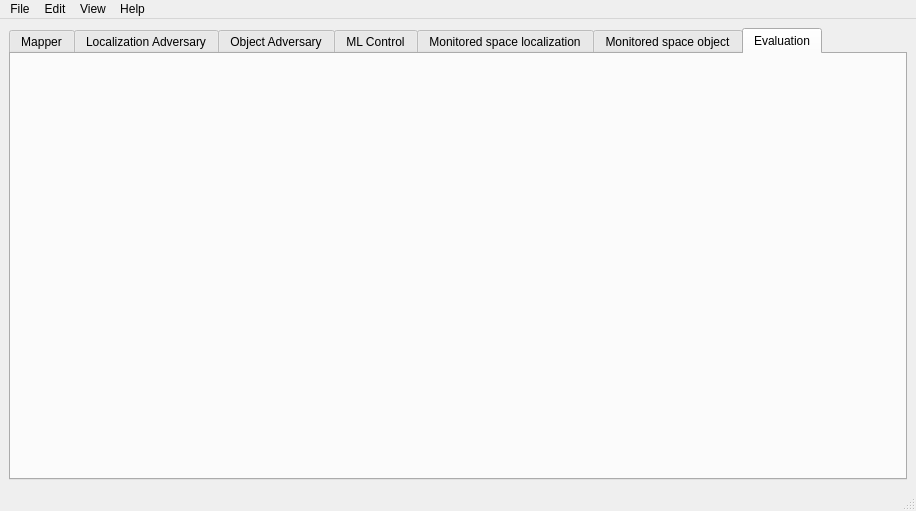
Before: the Qt Designer form src/gui/form.ui in NachtaktiverHalbaffe/Robotino-Situational-Risk-Assessment, drawn with Qt 5.
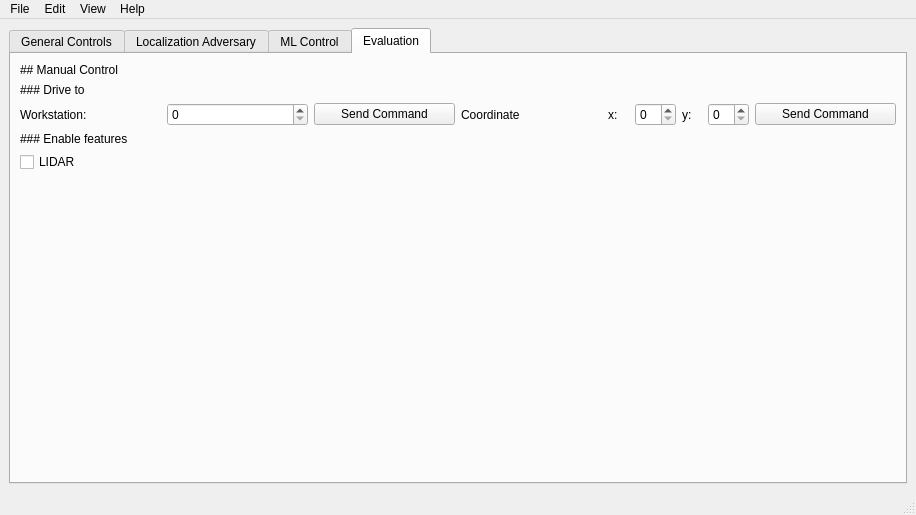
After: the same form once the commit is applied. The open tabs and pages were chosen to show the change. Icons and pictures are not drawn.

What changed in the file:
```diff
--- a/src/gui/form.ui
+++ b/src/gui/form.ui
@@ -7,7 +7,7 @@
     <x>0</x>
     <y>0</y>
     <width>916</width>
-    <height>511</height>
+    <height>515</height>
    </rect>
   </property>
   <property name="windowTitle">
@@ -47,7 +47,7 @@
       </property>
       <widget class="QWidget" name="tab">
        <attribute name="title">
-        <string>Mapper</string>
+        <string>General Controls</string>
        </attribute>
        <layout class="QGridLayout" name="gridLayout">
         <item row="10" column="2">
@@ -577,11 +577,6 @@
         </item>
        </layout>
       </widget>
-      <widget class="QWidget" name="tab_3">
-       <attribute name="title">
-        <string>Object Adversary</string>
-       </attribute>
-      </widget>
       <widget class="QWidget" name="tab_4">
        <attribute name="title">
         <string>ML Control</string>
@@ -614,20 +609,129 @@
         </item>
        </layout>
       </widget>
-      <widget class="QWidget" name="tab_5">
-       <attribute name="title">
-        <string>Monitored space localization</string>
-       </attribute>
-      </widget>
-      <widget class="QWidget" name="tab_6">
-       <attribute name="title">
-        <string>Monitored space object</string>
-       </attribute>
-      </widget>
       <widget class="QWidget" name="tab_7">
        <attribute name="title">
         <string>Evaluation</string>
        </attribute>
+       <layout class="QVBoxLayout" name="verticalLayout_10">
+        <item>
+         <layout class="QVBoxLayout" name="verticalLayout_9">
+          <item>
+           <widget class="QLabel" name="label_4">
+            <property name="text">
+             <string>## Manual Control</string>
+            </property>
+            <property name="textFormat">
+             <enum>Qt::MarkdownText</enum>
+            </property>
+           </widget>
+          </item>
+          <item>
+           <layout class="QGridLayout" name="gridLayout_2">
+            <item row="1" column="1">
+             <widget class="QSpinBox" name="spinBox_wsId"/>
+            </item>
+            <item row="1" column="2">
+             <widget class="QPushButton" name="pushButton_driveToWS">
+              <property name="text">
+               <string>Send Command</string>
+              </property>
+             </widget>
+            </item>
+            <item row="1" column="3">
+             <widget class="QLabel" name="label_7">
+              <property name="text">
+               <string>Coordinate</string>
+              </property>
+             </widget>
+            </item>
+            <item row="1" column="5">
+             <widget class="QPushButton" name="pushButton_driveToCor">
+              <property name="text">
+               <string>Send Command</string>
+              </property>
+             </widget>
+            </item>
+            <item row="0" column="0">
+             <widget class="QLabel" name="label_5">
+              <property name="text">
+               <string>### Drive to </string>
+              </property>
+              <property name="textFormat">
+               <enum>Qt::MarkdownText</enum>
+              </property>
+             </widget>
+            </item>
+            <item row="1" column="0">
+             <widget class="QLabel" name="label_6">
+              <property name="text">
+               <string>Workstation:</string>
+              </property>
+             </widget>
+            </item>
+            <item row="1" column="4">
+             <layout class="QHBoxLayout" name="horizontalLayout_3">
+              <item>
+               <widget class="QLabel" name="label_8">
+                <property name="text">
+                 <string>x:</string>
+                </property>
+               </widget>
+              </item>
+              <item>
+               <widget class="QSpinBox" name="spinBox_xMan"/>
+              </item>
+              <item>
+               <widget class="QLabel" name="label_9">
+                <property name="text">
+                 <string>y:</string>
+                </property>
+               </widget>
+              </item>
+              <item>
+               <widget class="QSpinBox" name="spinBox_yMan"/>
+              </item>
+             </layout>
+            </item>
+           </layout>
+          </item>
+          <item>
+           <widget class="QLabel" name="label_10">
+            <property name="text">
+             <string>### Enable features</string>
+            </property>
+            <property name="textFormat">
+             <enum>Qt::MarkdownText</enum>
+            </property>
+           </widget>
+          </item>
+          <item>
+           <layout class="QHBoxLayout" name="horizontalLayout_6">
+            <item>
+             <widget class="QCheckBox" name="checkBox_LIDAR">
+              <property name="text">
+               <string>LIDAR</string>
+              </property>
+             </widget>
+            </item>
+           </layout>
+          </item>
+         </layout>
+        </item>
+        <item>
+         <spacer name="verticalSpacer">
+          <property name="orientation">
+           <enum>Qt::Vertical</enum>
+          </property>
+          <property name="sizeHint" stdset="0">
+           <size>
+            <width>20</width>
+            <height>40</height>
+           </size>
+          </property>
+         </spacer>
+        </item>
+       </layout>
       </widget>
      </widget>
     </item>
```
Left out of the diff: 36 changed lines with no effect on the pictures.
